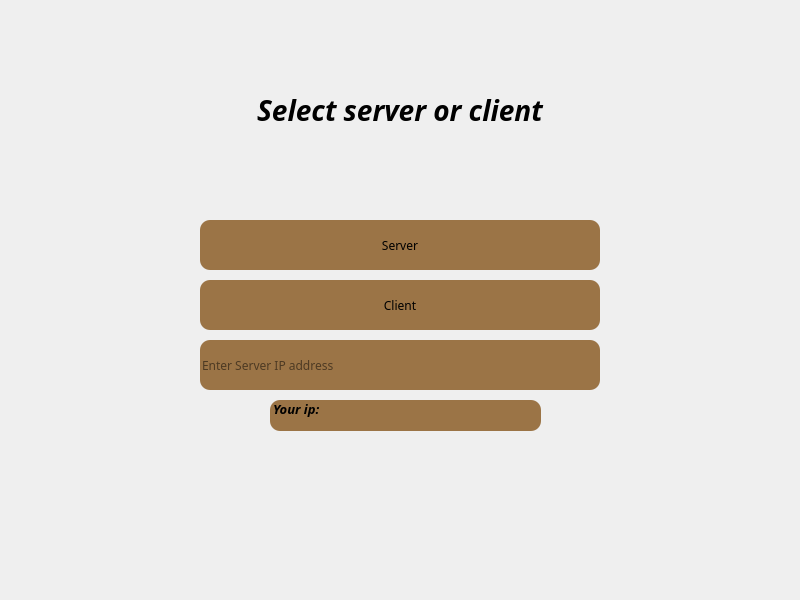
Before: the Qt Designer form serverorclient.ui in A-hmy/SkullKing_Endless-Loop_8, drawn with Qt 5.
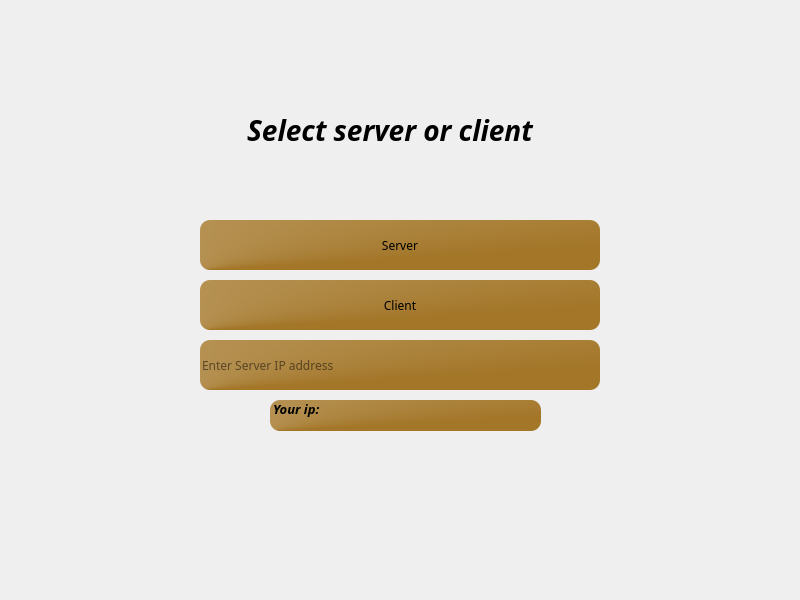
After: the same form once the commit is applied. Icons and pictures are not drawn.

The edit to the form file:
```diff
--- a/serverorclient.ui
+++ b/serverorclient.ui
@@ -17,8 +17,8 @@
    <widget class="QLabel" name="label">
     <property name="geometry">
      <rect>
-      <x>200</x>
-      <y>10</y>
+      <x>190</x>
+      <y>30</y>
       <width>400</width>
       <height>200</height>
      </rect>
@@ -83,8 +83,9 @@
      </font>
     </property>
     <property name="styleSheet">
-     <string notr="true">background-color: rgb(155, 116, 70);
-border-radius:10px;</string>
+     <string notr="true">
+border-radius:10px;
+background-color: qconicalgradient(cx:0, cy:1, angle:0, stop:0.0673077 rgba(163, 118, 40, 255), stop:1 rgba(255, 255, 255, 255));</string>
     </property>
     <property name="text">
      <string>Server</string>
@@ -117,8 +118,9 @@
      </font>
     </property>
     <property name="styleSheet">
-     <string notr="true">background-color: rgb(155, 116, 70);
-border-radius:10px;</string>
+     <string notr="true">
+border-radius:10px;
+background-color: qconicalgradient(cx:0, cy:1, angle:0, stop:0.0673077 rgba(163, 118, 40, 255), stop:1 rgba(255, 255, 255, 255));</string>
     </property>
     <property name="text">
      <string>Client</string>
@@ -151,8 +153,9 @@
      </font>
     </property>
     <property name="styleSheet">
-     <string notr="true">background-color: rgb(155, 116, 70);
-border-radius:10px;</string>
+     <string notr="true">
+border-radius:10px;
+background-color: qconicalgradient(cx:0, cy:1, angle:0, stop:0.0673077 rgba(163, 118, 40, 255), stop:1 rgba(255, 255, 255, 255));</string>
     </property>
     <property name="placeholderText">
      <string>Enter Server IP address</string>
@@ -168,8 +171,9 @@
      </rect>
     </property>
     <property name="styleSheet">
-     <string notr="true">background-color: rgb(155, 116, 70);
-border-radius:10px;</string>
+     <string notr="true">
+border-radius:10px;
+background-color: qconicalgradient(cx:0, cy:1, angle:0, stop:0.0673077 rgba(163, 118, 40, 255), stop:1 rgba(255, 255, 255, 255));</string>
     </property>
     <item>
      <property name="text">
```
Left out of the diff: 2 changed lines with no effect on the pictures.
